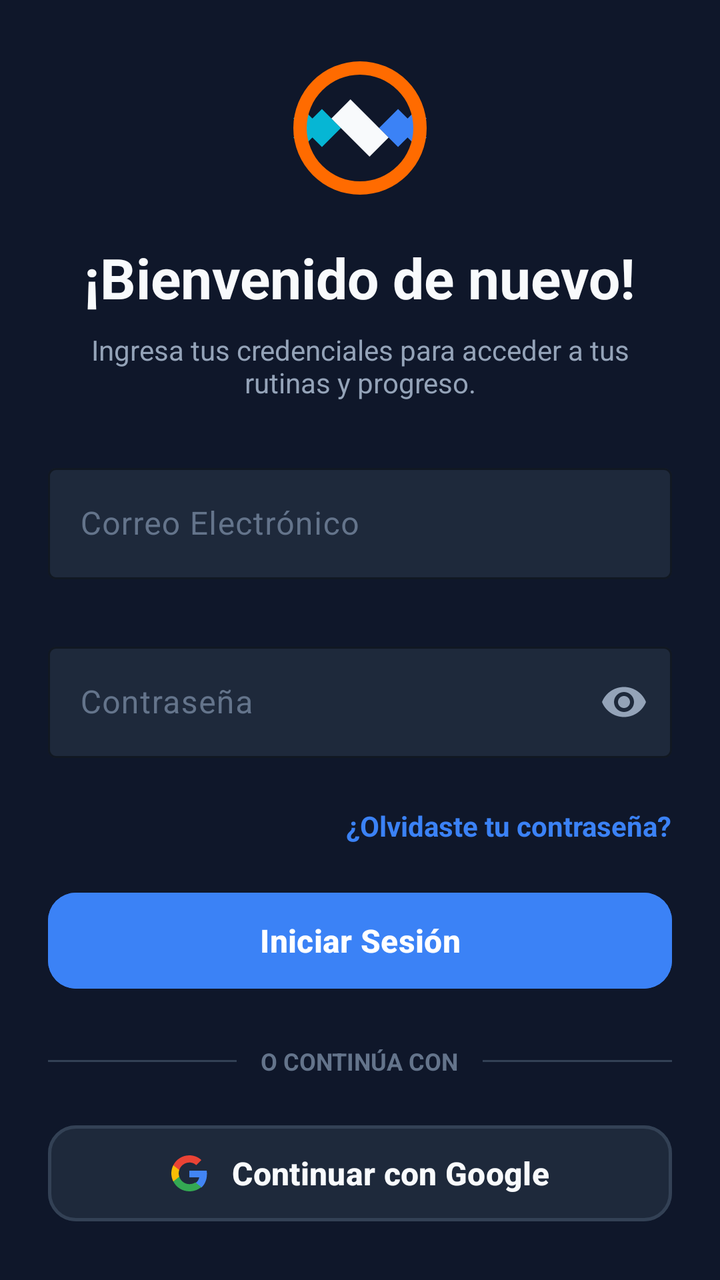
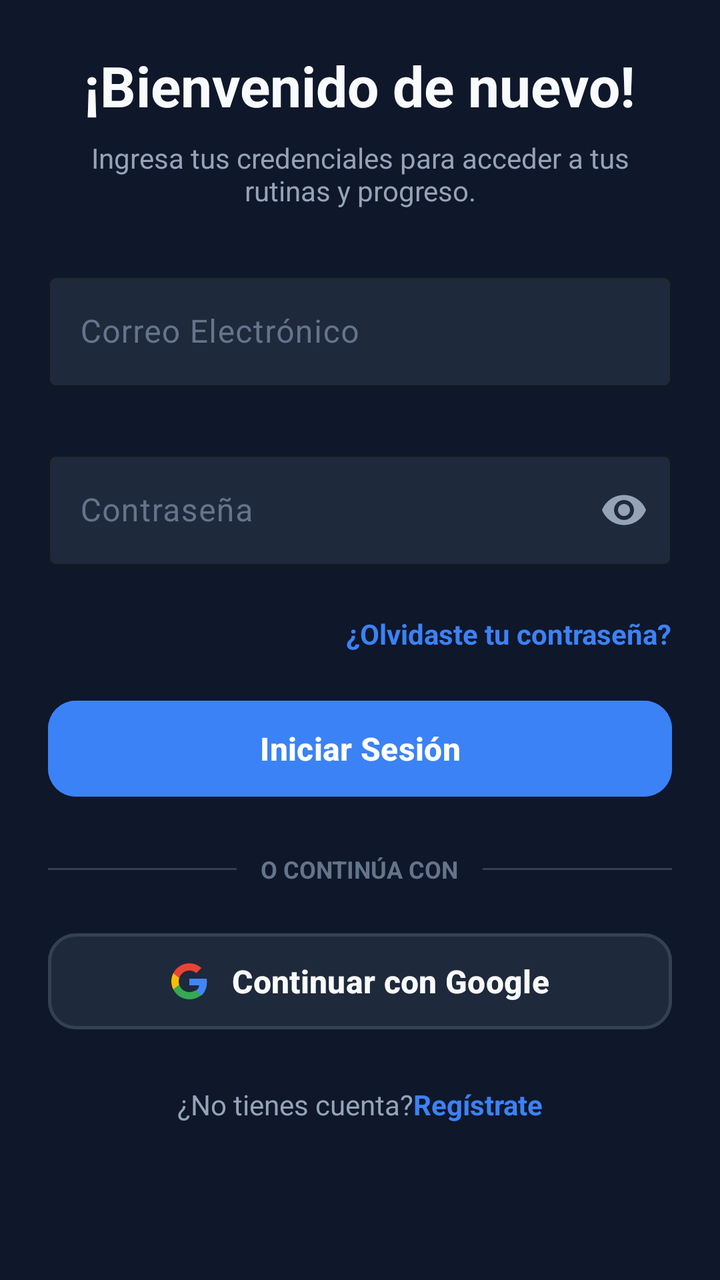

An Android layout rendered at two revisions. The XML below is the earlier revision; the diff shows what the commit changed to produce the second picture.
<!-- AndroidManifest.xml: application theme Theme.FitTrackMobile -->
<!-- res/layout/fragment_login.xml -->
<?xml version="1.0" encoding="utf-8"?>
<androidx.core.widget.NestedScrollView xmlns:android="http://schemas.android.com/apk/res/android"
    xmlns:app="http://schemas.android.com/apk/res-auto"
    xmlns:tools="http://schemas.android.com/tools"
    android:layout_width="match_parent"
    android:layout_height="match_parent"
    android:fillViewport="true"
    android:background="@color/bg_dark"
    tools:context=".LoginFragment">

    <androidx.constraintlayout.widget.ConstraintLayout
        android:layout_width="match_parent"
        android:layout_height="wrap_content"
        android:padding="24dp">

        <ImageView
            android:id="@+id/ivLoginLogo"
            android:layout_width="80dp"
            android:layout_height="80dp"
            android:contentDescription="@string/app_name"
            android:src="@drawable/ic_fitness_logo"
            app:layout_constraintEnd_toEndOf="parent"
            app:layout_constraintStart_toStartOf="parent"
            app:layout_constraintTop_toTopOf="parent" />

        <com.google.android.material.textview.MaterialTextView
            android:id="@+id/tvLoginTitle"
            android:layout_width="wrap_content"
            android:layout_height="wrap_content"
            android:layout_marginTop="16dp"
            android:text="@string/login_title"
            android:textColor="@color/text_light_primary"
            android:textSize="28sp"
            android:textStyle="bold"
            app:layout_constraintEnd_toEndOf="parent"
            app:layout_constraintStart_toStartOf="parent"
            app:layout_constraintTop_toBottomOf="@+id/ivLoginLogo" />

        <com.google.android.material.textview.MaterialTextView
            android:id="@+id/tvLoginSubtitle"
            android:layout_width="0dp"
            android:layout_height="wrap_content"
            android:layout_marginTop="8dp"
            android:text="@string/login_subtitle"
            android:textAlignment="center"
            android:textColor="@color/text_light_secondary"
            android:textSize="14sp"
            app:layout_constraintEnd_toEndOf="parent"
            app:layout_constraintStart_toStartOf="parent"
            app:layout_constraintTop_toBottomOf="@+id/tvLoginTitle" />

        <com.google.android.material.textfield.TextInputLayout
            android:id="@+id/tilEmail"
            style="@style/Widget.Material3.TextInputLayout.OutlinedBox"
            android:layout_width="0dp"
            android:layout_height="wrap_content"
            android:layout_marginTop="28dp"
            android:hint="@string/hint_email"
            android:textColorHint="@color/text_muted"
            app:boxBackgroundColor="@color/surface_dark"
            app:boxStrokeColor="@color/primary_electric"
            app:boxStrokeWidth="1dp"
            app:boxStrokeWidthFocused="2dp"
            app:errorEnabled="true"
            app:hintTextColor="@color/primary_electric"
            app:layout_constraintEnd_toEndOf="parent"
            app:layout_constraintStart_toStartOf="parent"
            app:layout_constraintTop_toBottomOf="@+id/tvLoginSubtitle">

            <com.google.android.material.textfield.TextInputEditText
                android:id="@+id/etEmail"
                android:layout_width="match_parent"
                android:layout_height="wrap_content"
                android:inputType="textEmailAddress"
                android:maxLines="1"
                android:textColor="@color/text_light_primary" />
        </com.google.android.material.textfield.TextInputLayout>

        <com.google.android.material.textfield.TextInputLayout
            android:id="@+id/tilPassword"
            style="@style/Widget.Material3.TextInputLayout.OutlinedBox"
            android:layout_width="0dp"
            android:layout_height="wrap_content"
            android:layout_marginTop="8dp"
            android:hint="@string/hint_password"
            android:textColorHint="@color/text_muted"
            app:boxBackgroundColor="@color/surface_dark"
            app:boxStrokeColor="@color/primary_electric"
            app:boxStrokeWidth="1dp"
            app:boxStrokeWidthFocused="2dp"
            app:errorEnabled="true"
            app:hintTextColor="@color/primary_electric"
            app:passwordToggleEnabled="true"
            app:passwordToggleTint="@color/text_light_secondary"
            app:layout_constraintEnd_toEndOf="parent"
            app:layout_constraintStart_toStartOf="parent"
            app:layout_constraintTop_toBottomOf="@+id/tilEmail">

            <com.google.android.material.textfield.TextInputEditText
                android:id="@+id/etPassword"
                android:layout_width="match_parent"
                android:layout_height="wrap_content"
                android:inputType="textPassword"
                android:maxLines="1"
                android:textColor="@color/text_light_primary" />
        </com.google.android.material.textfield.TextInputLayout>

        <com.google.android.material.textview.MaterialTextView
            android:id="@+id/tvRecuperarPassword"
            android:layout_width="wrap_content"
            android:layout_height="wrap_content"
            android:layout_marginTop="4dp"
            android:text="@string/olvidaste_password"
            android:textColor="@color/primary_electric"
            android:textSize="14sp"
            android:textStyle="bold"
            app:layout_constraintEnd_toEndOf="parent"
            app:layout_constraintTop_toBottomOf="@+id/tilPassword" />

        <com.google.android.material.button.MaterialButton
            android:id="@+id/btnIniciarSesion"
            android:layout_width="0dp"
            android:layout_height="56dp"
            android:layout_marginTop="20dp"
            android:backgroundTint="@color/primary_electric"
            android:text="@string/btn_iniciar_sesion"
            android:textColor="@color/white"
            android:textSize="16sp"
            android:textStyle="bold"
            app:cornerRadius="14dp"
            app:layout_constraintEnd_toEndOf="parent"
            app:layout_constraintStart_toStartOf="parent"
            app:layout_constraintTop_toBottomOf="@+id/tvRecuperarPassword" />

        <LinearLayout
            android:id="@+id/llDivider"
            android:layout_width="0dp"
            android:layout_height="wrap_content"
            android:layout_marginTop="24dp"
            android:gravity="center"
            android:orientation="horizontal"
            app:layout_constraintEnd_toEndOf="parent"
            app:layout_constraintStart_toStartOf="parent"
            app:layout_constraintTop_toBottomOf="@+id/btnIniciarSesion">

            <View
                android:layout_width="0dp"
                android:layout_height="1dp"
                android:layout_weight="1"
                android:background="@color/surface_border" />

            <com.google.android.material.textview.MaterialTextView
                android:layout_width="wrap_content"
                android:layout_height="wrap_content"
                android:layout_marginStart="12dp"
                android:layout_marginEnd="12dp"
                android:text="@string/divider_or"
                android:textColor="@color/text_muted"
                android:textSize="12sp"
                android:textStyle="bold" />

            <View
                android:layout_width="0dp"
                android:layout_height="1dp"
                android:layout_weight="1"
                android:background="@color/surface_border" />
        </LinearLayout>

        <com.google.android.material.button.MaterialButton
            android:id="@+id/btnGoogleSignIn"
            style="@style/Widget.Material3.Button.OutlinedButton"
            android:layout_width="0dp"
            android:layout_height="56dp"
            android:layout_marginTop="20dp"
            android:backgroundTint="@color/surface_dark"
            android:text="@string/btn_continuar_google"
            android:textColor="@color/text_light_primary"
            android:textSize="16sp"
            android:textStyle="bold"
            app:cornerRadius="14dp"
            app:icon="@drawable/ic_google_logo"
            app:iconGravity="textStart"
            app:iconPadding="12dp"
            app:iconTint="@null"
            app:strokeColor="@color/surface_border"
            app:strokeWidth="1.5dp"
            app:layout_constraintEnd_toEndOf="parent"
            app:layout_constraintStart_toStartOf="parent"
            app:layout_constraintTop_toBottomOf="@+id/llDivider" />

        <LinearLayout
            android:id="@+id/llRegistroContainer"
            android:layout_width="wrap_content"
            android:layout_height="wrap_content"
            android:layout_marginTop="24dp"
            android:orientation="horizontal"
            app:layout_constraintEnd_toEndOf="parent"
            app:layout_constraintStart_toStartOf="parent"
            app:layout_constraintTop_toBottomOf="@+id/btnGoogleSignIn">

            <com.google.android.material.textview.MaterialTextView
                android:layout_width="wrap_content"
                android:layout_height="wrap_content"
                android:text="@string/no_tienes_cuenta"
                android:textColor="@color/text_light_secondary"
                android:textSize="14sp" />

            <com.google.android.material.textview.MaterialTextView
                android:id="@+id/tvIrARegistro"
                android:layout_width="wrap_content"
                android:layout_height="wrap_content"
                android:text="@string/registrate_aqui"
                android:textColor="@color/primary_electric"
                android:textSize="14sp"
                android:textStyle="bold" />
        </LinearLayout>

    </androidx.constraintlayout.widget.ConstraintLayout>
</androidx.core.widget.NestedScrollView>
<!-- resources referenced by this layout -->
<resources>
  <color name="bg_dark">#FF0F172A</color>
  <color name="primary_electric">#FF3B82F6</color>
  <color name="surface_border">#FF334155</color>
  <color name="surface_dark">#FF1E293B</color>
  <color name="text_light_primary">#FFF8FAFC</color>
  <color name="text_light_secondary">#FF94A3B8</color>
  <color name="text_muted">#FF64748B</color>
  <color name="white">#FFFFFFFF</color>
  <!-- drawable ic_fitness_logo (drawable) -->
  <vector xmlns:android="http://schemas.android.com/apk/res/android"
      android:width="120dp"
      android:height="120dp"
      android:viewportWidth="24"
      android:viewportHeight="24">
    <path
        android:fillColor="@color/primary_electric"
        android:pathData="M20.57,14.86L22,13.43L20.57,12L22,10.57L20.57,9.14L19.14,10.57L17.71,9.14L14.86,12L17.71,14.86L19.14,13.43L20.57,14.86Z"/>
    <path
        android:fillColor="@color/accent_cyan"
        android:pathData="M3.43,9.14L2,10.57L3.43,12L2,13.43L3.43,14.86L4.86,13.43L6.29,14.86L9.14,12L6.29,9.14L4.86,10.57L3.43,9.14Z"/>
    <path
        android:fillColor="@color/text_light_primary"
        android:pathData="M7.71,10.57L13.43,16.29L16.29,13.43L10.57,7.71Z"/>
    <path
        android:fillColor="@color/accent_orange"
        android:pathData="M12,2A10,10 0 1,0 22,12A10,10 0 0,0 12,2ZM12,20A8,8 0 1,1 20,12A8,8 0 0,1 12,20Z"/>
  </vector>
  <!-- drawable ic_google_logo (drawable) -->
  <?xml version="1.0" encoding="utf-8"?>
  <vector xmlns:android="http://schemas.android.com/apk/res/android"
      android:width="24dp"
      android:height="24dp"
      android:viewportWidth="24"
      android:viewportHeight="24">
      <path
          android:fillColor="#4285F4"
          android:pathData="M23.745,12.27c0,-0.7,-0.06,-1.4,-0.19,-2.07H12v4.51h6.6c-0.29,1.52,-1.14,2.82,-2.4,3.68v3.05h3.88c2.27,-2.09,3.665,-5.17,3.665,-9.17z" />
      <path
          android:fillColor="#34A853"
          android:pathData="M12,24c3.24,0,5.95,-1.08,7.93,-2.91l-3.88,-3.05c-1.08,0.72,-2.45,1.16,-4.05,1.16,-3.12,0,-5.77,-2.11,-6.72,-4.96H1.29v3.15C3.26,21.3,7.31,24,12,24z" />
      <path
          android:fillColor="#FBBC05"
          android:pathData="M5.28,14.24c-0.25,-0.72,-0.38,-1.49,-0.38,-2.24s0.13,-1.52,0.38,-2.24V6.61H1.29C0.47,8.24,0,10.06,0,12s0.47,3.76,1.29,5.39l3.99,-3.15z" />
      <path
          android:fillColor="#EA4335"
          android:pathData="M12,4.75c1.77,0,3.35,0.61,4.6,1.8l3.42,-3.42C17.95,1.19,15.24,0,12,0,7.31,0,3.26,2.7,1.29,6.61l3.99,3.15c0.95,-2.85,3.6,-4.96,6.72,-4.96z" />
  </vector>
  <string name="app_name">FitTrackMobile</string>
  <string name="btn_continuar_google">Continuar con Google</string>
  <string name="btn_iniciar_sesion">Iniciar Sesión</string>
  <string name="divider_or">O CONTINÚA CON</string>
  <string name="hint_email">Correo Electrónico</string>
  <string name="hint_password">Contraseña</string>
  <string name="login_subtitle">Ingresa tus credenciales para acceder a tus rutinas y progreso.</string>
  <string name="login_title">¡Bienvenido de nuevo!</string>
  <string name="no_tienes_cuenta">¿No tienes cuenta? </string>
  <string name="olvidaste_password">¿Olvidaste tu contraseña?</string>
  <string name="registrate_aqui">Regístrate</string>
  <style name="Theme.FitTrackMobile" parent="Base.Theme.FitTrackMobile" />
  <color name="accent_cyan">#FF06B6D4</color>
  <color name="accent_orange">#FFFF6B00</color>
  <style name="Base.Theme.FitTrackMobile" parent="Theme.Material3.DayNight.NoActionBar">
          <item name="colorPrimary">@color/primary_electric</item>
          <item name="colorOnPrimary">@color/white</item>
          <item name="colorSecondary">@color/accent_orange</item>
          <item name="android:windowBackground">@color/bg_dark</item>
          <item name="colorSurface">@color/surface_dark</item>
          <item name="colorOnSurface">@color/text_light_primary</item>
          <item name="colorOnSurfaceVariant">@color/text_light_secondary</item>
      </style>
</resources>

<!-- the commit's change to res/layout/fragment_login.xml (unified diff, before → after) -->
@@ -13,28 +13,17 @@
         android:layout_height="wrap_content"
         android:padding="24dp">
 
-        <ImageView
-            android:id="@+id/ivLoginLogo"
-            android:layout_width="80dp"
-            android:layout_height="80dp"
-            android:contentDescription="@string/app_name"
-            android:src="@drawable/ic_fitness_logo"
-            app:layout_constraintEnd_toEndOf="parent"
-            app:layout_constraintStart_toStartOf="parent"
-            app:layout_constraintTop_toTopOf="parent" />
-
         <com.google.android.material.textview.MaterialTextView
             android:id="@+id/tvLoginTitle"
             android:layout_width="wrap_content"
             android:layout_height="wrap_content"
-            android:layout_marginTop="16dp"
             android:text="@string/login_title"
             android:textColor="@color/text_light_primary"
             android:textSize="28sp"
             android:textStyle="bold"
             app:layout_constraintEnd_toEndOf="parent"
             app:layout_constraintStart_toStartOf="parent"
-            app:layout_constraintTop_toBottomOf="@+id/ivLoginLogo" />
+            tools:layout_editor_absoluteY="120dp" />
 
         <com.google.android.material.textview.MaterialTextView
             android:id="@+id/tvLoginSubtitle"
<!-- resource entries referenced after the edit -->
@@ -8,25 +8,6 @@
   <color name="text_light_secondary">#FF94A3B8</color>
   <color name="text_muted">#FF64748B</color>
   <color name="white">#FFFFFFFF</color>
-  <!-- drawable ic_fitness_logo (drawable) -->
-  <vector xmlns:android="http://schemas.android.com/apk/res/android"
-      android:width="120dp"
-      android:height="120dp"
-      android:viewportWidth="24"
-      android:viewportHeight="24">
-    <path
-        android:fillColor="@color/primary_electric"
-        android:pathData="M20.57,14.86L22,13.43L20.57,12L22,10.57L20.57,9.14L19.14,10.57L17.71,9.14L14.86,12L17.71,14.86L19.14,13.43L20.57,14.86Z"/>
-    <path
-        android:fillColor="@color/accent_cyan"
-        android:pathData="M3.43,9.14L2,10.57L3.43,12L2,13.43L3.43,14.86L4.86,13.43L6.29,14.86L9.14,12L6.29,9.14L4.86,10.57L3.43,9.14Z"/>
-    <path
-        android:fillColor="@color/text_light_primary"
-        android:pathData="M7.71,10.57L13.43,16.29L16.29,13.43L10.57,7.71Z"/>
-    <path
-        android:fillColor="@color/accent_orange"
-        android:pathData="M12,2A10,10 0 1,0 22,12A10,10 0 0,0 12,2ZM12,20A8,8 0 1,1 20,12A8,8 0 0,1 12,20Z"/>
-  </vector>
   <!-- drawable ic_google_logo (drawable) -->
   <?xml version="1.0" encoding="utf-8"?>
   <vector xmlns:android="http://schemas.android.com/apk/res/android"
@@ -47,7 +28,6 @@
           android:fillColor="#EA4335"
           android:pathData="M12,4.75c1.77,0,3.35,0.61,4.6,1.8l3.42,-3.42C17.95,1.19,15.24,0,12,0,7.31,0,3.26,2.7,1.29,6.61l3.99,3.15c0.95,-2.85,3.6,-4.96,6.72,-4.96z" />
   </vector>
-  <string name="app_name">FitTrackMobile</string>
   <string name="btn_continuar_google">Continuar con Google</string>
   <string name="btn_iniciar_sesion">Iniciar Sesión</string>
   <string name="divider_or">O CONTINÚA CON</string>
@@ -59,7 +39,6 @@
   <string name="olvidaste_password">¿Olvidaste tu contraseña?</string>
   <string name="registrate_aqui">Regístrate</string>
   <style name="Theme.FitTrackMobile" parent="Base.Theme.FitTrackMobile" />
-  <color name="accent_cyan">#FF06B6D4</color>
   <color name="accent_orange">#FFFF6B00</color>
   <style name="Base.Theme.FitTrackMobile" parent="Theme.Material3.DayNight.NoActionBar">
           <item name="colorPrimary">@color/primary_electric</item>
